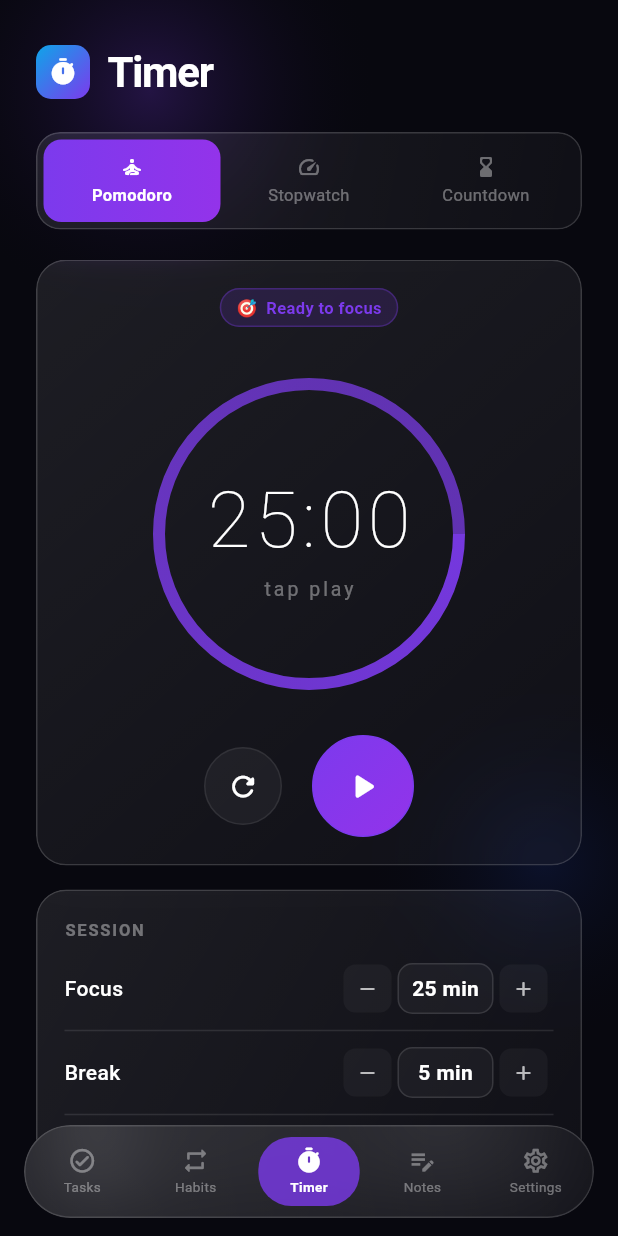
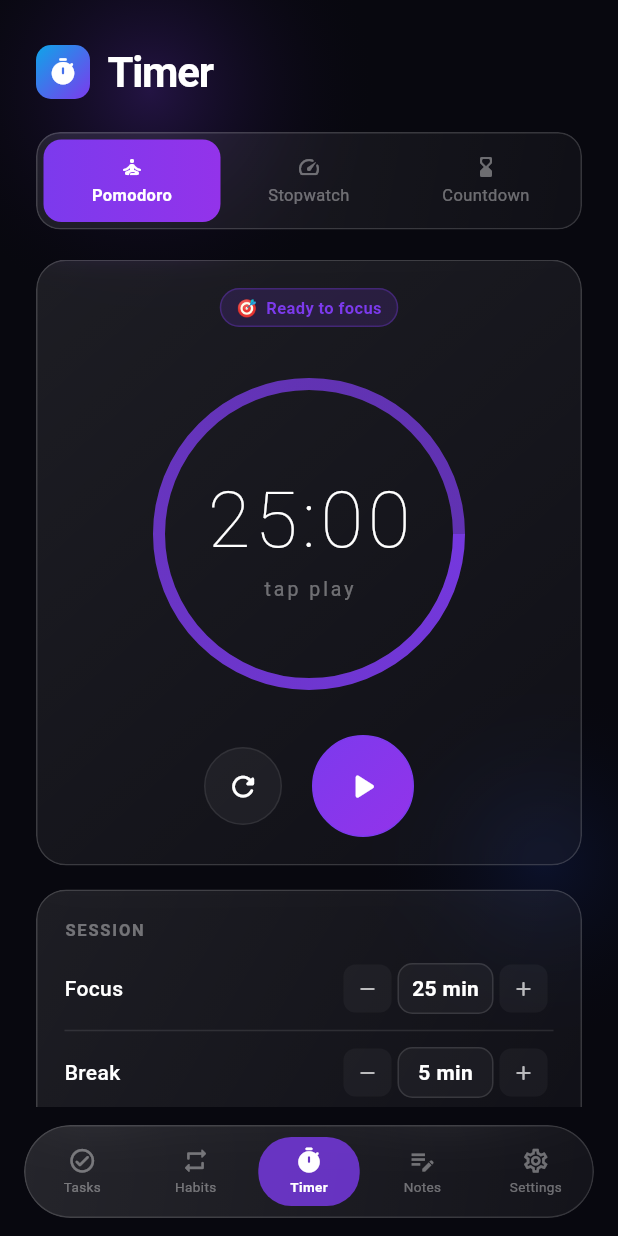
Before and after one commit to spacechase26/Tympeak, a Flutter app: the screen it shows after launch, item 3 of the bottom bar chosen, on a phone screen of 412 x 824 dp. Run offline on Flutter 3.47's test engine with Material 3 defaults, Android fonts, the phone set to English and light mode, and no system bars; our stand-ins replace confetti, file_picker, flutter_local_notifications, flutter_markdown, flutter_timezone, hive_flutter and 2 more; accounts and stored records are empty.

Commit message:
Reserve nav-bar space at the screen-content level (real fix)
Inner SingleChildScrollView padding didn't reliably keep content above
the floating nav on some devices — the body still extended behind the
nav, so any layout that drifted past the inner padding got clipped
(visible on journal text editor and Pomodoro/Countdown config cards).

- main.dart: wrap screen content in a Padding(bottom: 86 + viewPadding.bottom)
  inside the Stack. This hard-reserves the nav's footprint at the
  scaffold body level so no screen can ever paint into that zone.
- The _AppBackground stays unpadded (full-screen), so the floating
  nav's BackdropFilter still has the gradient to blur.
- navBottomPadding reduced to a small 16 dp aesthetic buffer; nav
  geometry is now owned by main.dart, not every screen.

Also remove transient bug-screenshot JPGs from the repo.

```diff
--- a/lib/main.dart
+++ b/lib/main.dart
@@ -97,7 +97,13 @@ class _HomeShellState extends State<HomeShell> with TickerProviderStateMixin {
       body: Stack(
         children: [
           const _AppBackground(),
-          FadeTransition(opacity: _fade, child: _screens[_index]),
+          // Reserve nav-bar space at the screen-content level so no screen
+          // ever paints behind the floating nav. 62 nav + 12 outer margin
+          // + 12 buffer + system inset.
+          Padding(
+            padding: EdgeInsets.only(bottom: 86 + bottomInset),
+            child: FadeTransition(opacity: _fade, child: _screens[_index]),
+          ),
         ],
       ),
       bottomNavigationBar: _floatingNav(bottomInset),
--- a/lib/widgets/screen_padding.dart
+++ b/lib/widgets/screen_padding.dart
@@ -1,8 +1,8 @@
 import 'package:flutter/material.dart';
 
-// Bottom padding for list views — clears the floating nav bar + system nav bar
-// Nav: 62 (height) + 12 (outer margin) + viewPadding.bottom (gesture inset)
-// + generous 28 buffer so cards / text never touch the glass nav strip.
+// Small bottom buffer for scrollable content. Actual nav-bar clearance is
+// reserved at the screen-content level by main.dart's outer Padding, so
+// individual screens don't need to compute nav geometry here.
 double navBottomPadding(BuildContext context) {
-  return 102 + MediaQuery.of(context).viewPadding.bottom;
+  return 16;
 }
```
